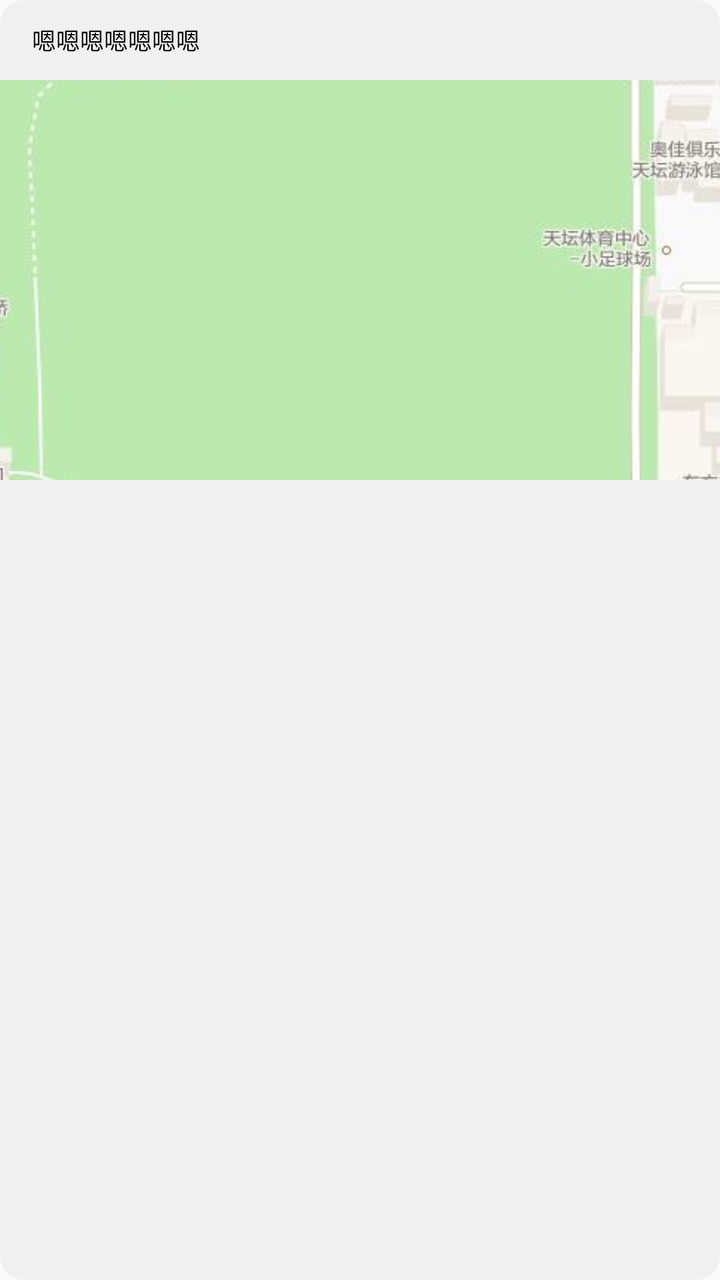
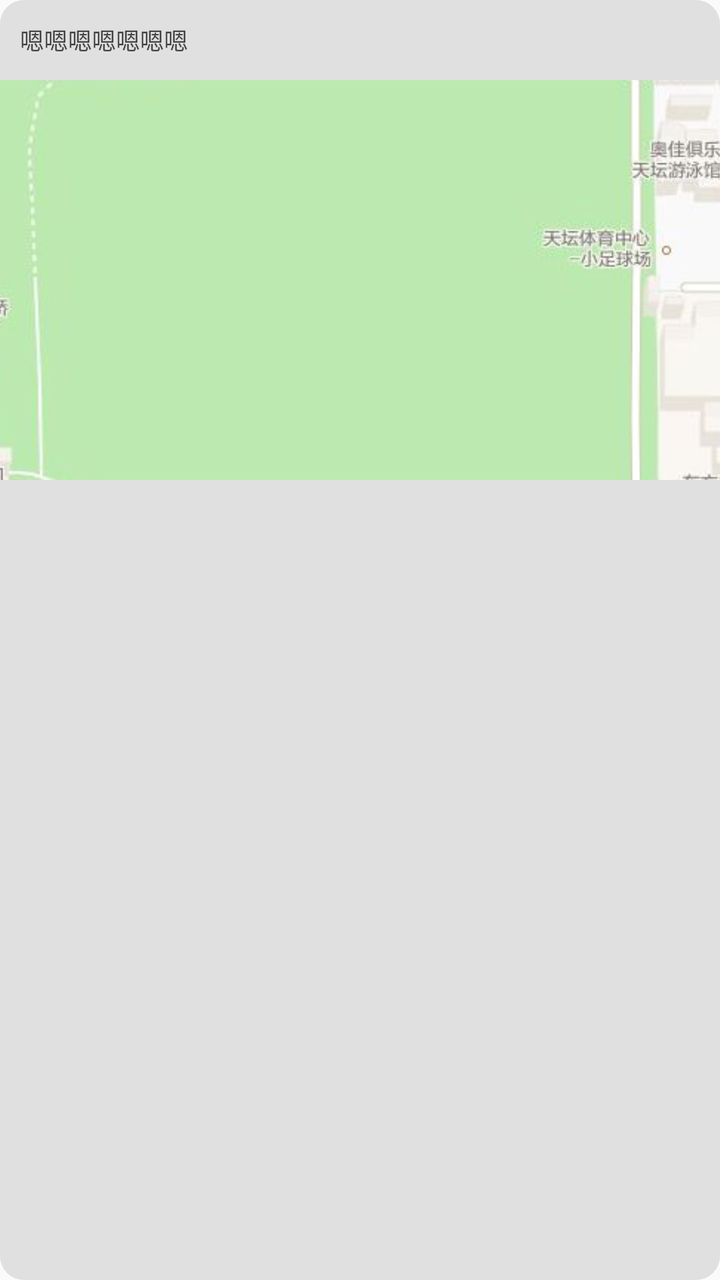

Two renders of the same Android screen: before a commit and after it. Below are the layout's source before the change and the commit's diff.
<!-- AndroidManifest.xml: application theme AppTheme -->
<!-- res/layout/conversation_item_location_receive.xml -->
<?xml version="1.0" encoding="utf-8"?>
<LinearLayout xmlns:android="http://schemas.android.com/apk/res/android"
    android:id="@+id/locationLinearLayout"
    android:layout_width="140dp"
    android:layout_height="wrap_content"
    android:background="@drawable/img_location_receive_bg"
    android:orientation="vertical">

    <TextView
        android:id="@+id/locationTitleTextView"
        android:layout_width="match_parent"
        android:layout_height="wrap_content"
        android:ellipsize="end"
        android:gravity="left|center_vertical"
        android:maxWidth="120dp"
        android:minHeight="40dp"
        android:paddingLeft="16dp"
        android:paddingRight="16dp"
        android:text="嗯嗯嗯嗯嗯嗯嗯"
        android:textColor="@color/location_text_receive"
        android:textColorLink="@color/location_text_link_receive"
        android:textSize="12sp" />

    <ImageView
        android:id="@+id/locationImageView"
        android:layout_width="wrap_content"
        android:layout_height="200dp"
        android:maxWidth="200dp"
        android:scaleType="centerCrop"
        android:src="@mipmap/default_location" />
</LinearLayout>
<!-- resources referenced by this layout -->
<resources>
  <color name="location_text_link_receive">#3655bf</color>
  <color name="location_text_receive">#000000</color>
  <!-- drawable img_location_receive_bg (drawable) -->
  <?xml version="1.0" encoding="utf-8"?>
  <shape xmlns:android="http://schemas.android.com/apk/res/android"
      android:shape="rectangle">
      <solid android:color="#F0F0F0" />
      <corners android:radius="12dp" />
  </shape>
  <!-- mipmap default_location: png bitmap (mipmap-hdpi, 15815 bytes) -->
  <style name="AppTheme" parent="Theme.AppCompat.DayNight.NoActionBar">
          
          <item name="colorPrimary">@color/colorPrimary</item>
          <item name="colorPrimaryDark">@color/colorPrimaryDark</item>
          <item name="colorAccent">@color/colorAccent</item>
          
          
          
          <item name="colorBackgroundFloating">@color/white</item>
      </style>
  <color name="colorPrimary">#3e64e4</color>
  <color name="colorPrimaryDark">#3e64e4</color>
  <color name="colorAccent">#7e7e7e</color>
  <color name="white">#ffffff</color>
</resources>

<!-- the commit's change to res/layout/conversation_item_location_receive.xml (unified diff, before → after) -->
@@ -14,8 +14,8 @@
         android:gravity="left|center_vertical"
         android:maxWidth="120dp"
         android:minHeight="40dp"
-        android:paddingLeft="16dp"
-        android:paddingRight="16dp"
+        android:paddingLeft="10dp"
+        android:paddingRight="10dp"
         android:text="嗯嗯嗯嗯嗯嗯嗯"
         android:textColor="@color/location_text_receive"
         android:textColorLink="@color/location_text_link_receive"
<!-- resource entries referenced after the edit -->
@@ -1,12 +1,12 @@
 <!-- resources referenced by this layout -->
 <resources>
   <color name="location_text_link_receive">#3655bf</color>
-  <color name="location_text_receive">#000000</color>
+  <color name="location_text_receive">#444444</color>
   <!-- drawable img_location_receive_bg (drawable) -->
   <?xml version="1.0" encoding="utf-8"?>
   <shape xmlns:android="http://schemas.android.com/apk/res/android"
       android:shape="rectangle">
-      <solid android:color="#F0F0F0" />
+      <solid android:color="#E0E0E0" />
       <corners android:radius="12dp" />
   </shape>
   <!-- mipmap default_location: png bitmap (mipmap-hdpi, 15815 bytes) -->
